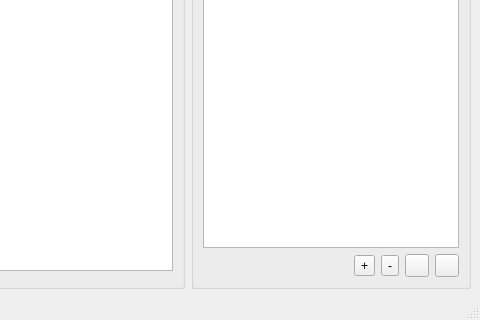
UMATracker/UMATracker-Area51, file lib/python/ui/main_window_base.ui: the form before one commit; both pictures show x 333 to 813 and y 180 to 500 of the 813 by 500 pixel window.
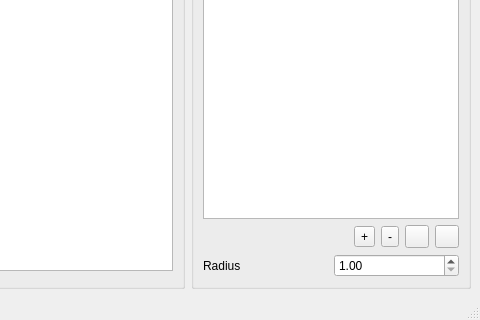
The form after the commit. Custom widgets are drawn as their Qt base class.

Commit message: Added the radius spin box

```diff
--- a/lib/python/ui/main_window_base.ui
+++ b/lib/python/ui/main_window_base.ui
@@ -119,6 +119,27 @@
          </item>
         </layout>
        </item>
+       <item>
+        <layout class="QHBoxLayout" name="horizontalLayout_3">
+         <item>
+          <widget class="QLabel" name="label">
+           <property name="text">
+            <string>Radius</string>
+           </property>
+          </widget>
+         </item>
+         <item>
+          <widget class="QDoubleSpinBox" name="radiusSpinBox">
+           <property name="minimum">
+            <double>1.000000000000000</double>
+           </property>
+           <property name="maximum">
+            <double>1000.000000000000000</double>
+           </property>
+          </widget>
+         </item>
+        </layout>
+       </item>
       </layout>
      </widget>
     </item>
```
The commit also changes 4 other files.
